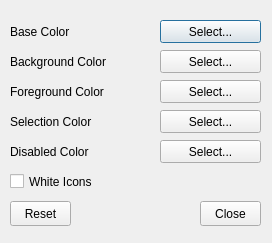
First picture: the form in palette.ui, repository Audio4Linux/JDSP4Linux, before the edit.
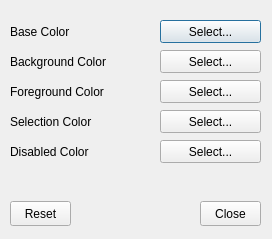
Second picture: the form after the edit. Icons and pictures are not drawn.

```diff
--- a/palette.ui
+++ b/palette.ui
@@ -7,7 +7,7 @@
     <x>0</x>
     <y>0</y>
     <width>272</width>
-    <height>243</height>
+    <height>239</height>
    </rect>
   </property>
   <property name="windowTitle">
@@ -121,19 +121,6 @@
     <string>Reset</string>
    </property>
   </widget>
-  <widget class="QCheckBox" name="whiteicons">
-   <property name="geometry">
-    <rect>
-     <x>10</x>
-     <y>170</y>
-     <width>251</width>
-     <height>23</height>
-    </rect>
-   </property>
-   <property name="text">
-    <string>White Icons</string>
-   </property>
-  </widget>
   <widget class="QPushButton" name="sel">
    <property name="geometry">
     <rect>
```
Left out of the diff: 1 changed line with no effect on the pictures.
